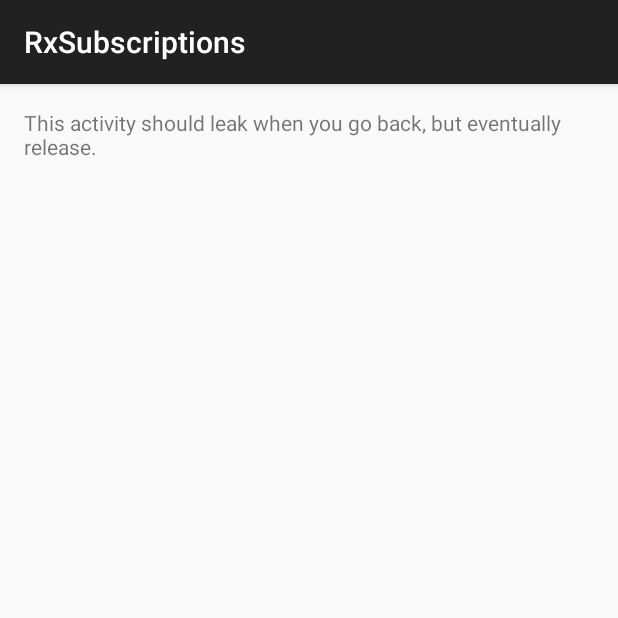
After one commit to dlew/android-subscription-leaks, an Android app: the TempLeakingActivity screen opened directly, with no data from a screen before it, on a phone screen of 412 x 824 dp, the top half of it. The commit adds this screen. Run offline under Robolectric (Android 15) with nearby library versions, the phone set to English and light mode, and no system bars; our stand-ins replace Timber; libraries missing offline, so code that uses them is left out: rx.functions.

Commit message:
Added TempLeakingActivity

```diff
--- a/app/src/main/AndroidManifest.xml
+++ b/app/src/main/AndroidManifest.xml
@@ -22,6 +22,8 @@
 
         <activity android:name=".LeakingActivity" />
 
+        <activity android:name=".TempLeakingActivity" />
+
     </application>
 
 </manifest>
--- /dev/null
+++ b/app/src/main/res/layout/activity_leaking_temp.xml
@@ -0,0 +1,17 @@
+<LinearLayout xmlns:android="http://schemas.android.com/apk/res/android"
+    xmlns:tools="http://schemas.android.com/tools"
+    android:layout_width="match_parent"
+    android:layout_height="match_parent"
+    android:orientation="vertical"
+    android:paddingBottom="@dimen/activity_vertical_margin"
+    android:paddingLeft="@dimen/activity_horizontal_margin"
+    android:paddingRight="@dimen/activity_horizontal_margin"
+    android:paddingTop="@dimen/activity_vertical_margin"
+    tools:context=".MainActivity">
+
+    <TextView
+        android:layout_width="match_parent"
+        android:layout_height="wrap_content"
+        android:text="@string/explanation_leak_temp" />
+
+</LinearLayout>
--- a/app/src/main/res/values/strings.xml
+++ b/app/src/main/res/values/strings.xml
@@ -3,7 +3,12 @@
 
     <string name="explanation">Open the following Activities, then come back to here. If you look in a memory
         tool, you\'ll see that sometimes the amount of memory goes up - the Activity leaked!</string>
+
     <string name="explanation_leak">This activity should leak when you go back.</string>
     <string name="leaking_subscription">Leaking Subscription</string>
     <string name="leaking_subscription_fixed">Leaking Subscription (Fixed)</string>
+
+    <string name="temp_leaking_subscription">Leaking (Temporary)</string>
+    <string name="temp_leaking_subscription_fixed">Leaking (Temporary but fixed)</string>
+    <string name="explanation_leak_temp">This activity should leak when you go back, but eventually release.</string>
 </resources>
```
Also changed, not shown: app/src/main/java/net/danlew/rxsubscriptions/MainActivity.java (+10 -0 lines), app/src/main/java/net/danlew/rxsubscriptions/TempLeakingActivity.java (added, +56 -0 lines), app/src/main/res/layout/activity_main.xml (+12 -0 lines).
